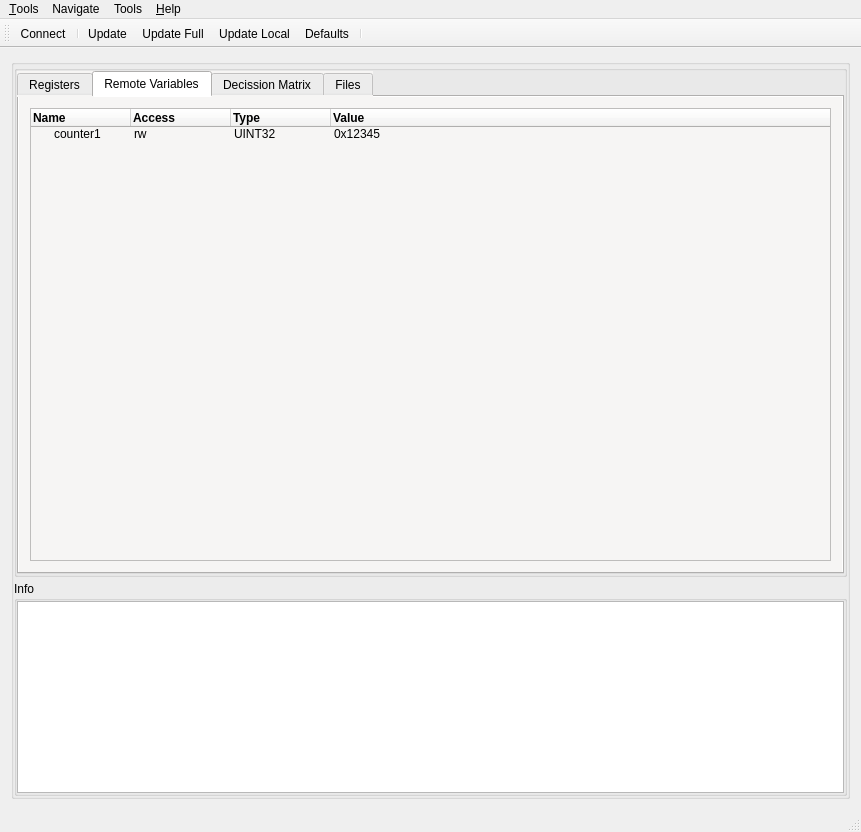
Qt form src/cfrmnodeconfig.ui (grodansparadis/vscp-works-qt) before a commit.
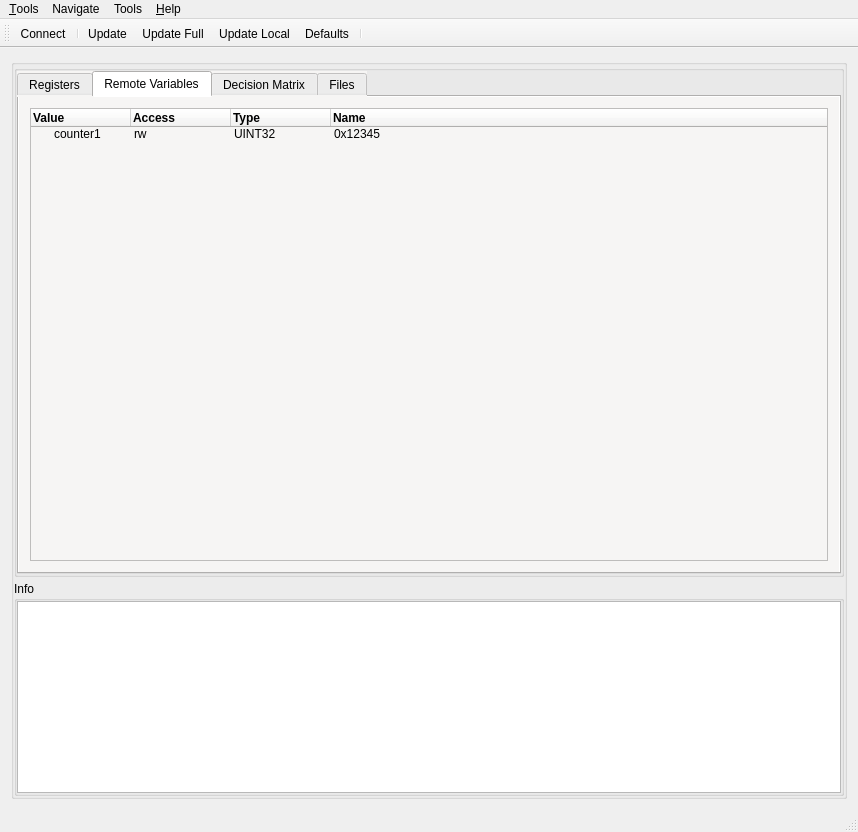
The same form after that commit. The open tabs and pages were chosen to show the change. Icons and pictures are not drawn.

Commit message: test action windows build

The edit to the form file:
```diff
--- a/src/cfrmnodeconfig.ui
+++ b/src/cfrmnodeconfig.ui
@@ -6,7 +6,7 @@
    <rect>
     <x>0</x>
     <y>0</y>
-    <width>861</width>
+    <width>858</width>
     <height>832</height>
    </rect>
   </property>
@@ -256,7 +256,7 @@
                 </property>
                 <column>
                  <property name="text">
-                  <string notr="true">Name</string>
+                  <string notr="true">Value</string>
                  </property>
                  <property name="font">
                   <font>
@@ -289,7 +289,7 @@
                 </column>
                 <column>
                  <property name="text">
-                  <string>Value</string>
+                  <string>Name</string>
                  </property>
                  <property name="toolTip">
                   <string/>
@@ -331,7 +331,7 @@
                <normaloff>:/images/png/128x128/page_process.png</normaloff>:/images/png/128x128/page_process.png</iconset>
              </attribute>
              <attribute name="title">
-              <string>Decission Matrix</string>
+              <string>Decision Matrix</string>
              </attribute>
              <attribute name="toolTip">
               <string>Decission matrix of device</string>
@@ -547,7 +547,7 @@
     <rect>
      <x>0</x>
      <y>0</y>
-     <width>861</width>
+     <width>858</width>
      <height>22</height>
     </rect>
    </property>
```
Left out of the diff: 8 changed lines with no effect on the pictures. The commit also changes 3 other files.
